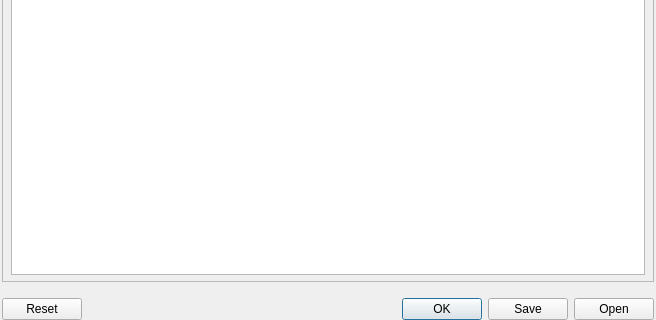
This is coquery/gui/ui/stopwords.ui in gkunter/coquery as Qt 5 draws it before an edit; both pictures show x 0 to 656 and y 160 to 480 of the 656 by 480 pixel window. The edited form follows.
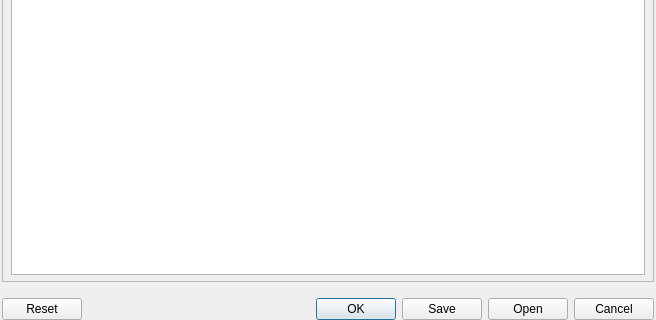
This is the edited form.

Commit message: Remove filter widget and use button instead. Use CoqSwitch to toggle filters and stopwords

What changed in the file:
```diff
--- a/coquery/gui/ui/stopwords.ui
+++ b/coquery/gui/ui/stopwords.ui
@@ -113,7 +113,7 @@
       <enum>Qt::Horizontal</enum>
      </property>
      <property name="standardButtons">
-      <set>QDialogButtonBox::Ok|QDialogButtonBox::Open|QDialogButtonBox::Reset|QDialogButtonBox::Save</set>
+      <set>QDialogButtonBox::Cancel|QDialogButtonBox::Ok|QDialogButtonBox::Open|QDialogButtonBox::Reset|QDialogButtonBox::Save</set>
      </property>
      <property name="centerButtons">
       <bool>false</bool>
```
The commit also changes 8 other files.
